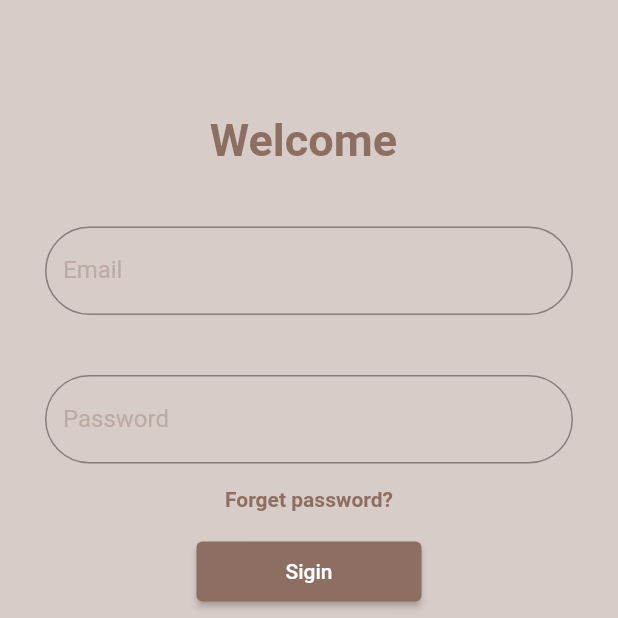
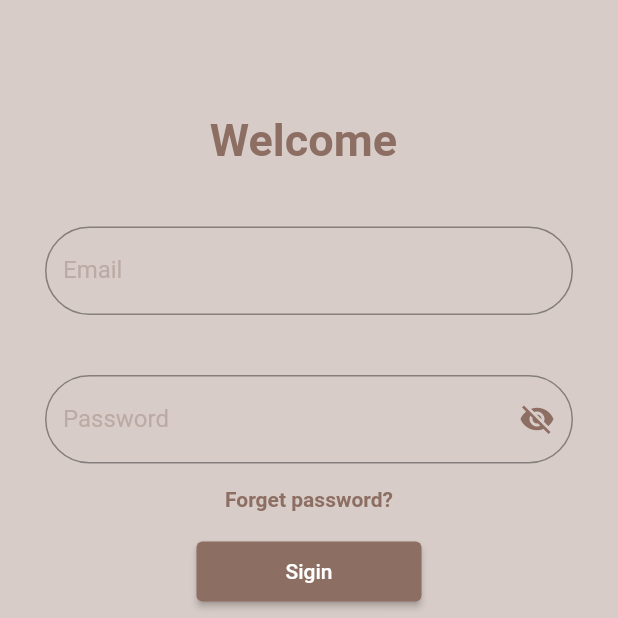
Before and after one commit to puskottampandey/SIgn-in-project, a Flutter app: the screen it shows after launch, on a phone screen of 412 x 824 dp, the top half of it. Run offline on Flutter 3.47's test engine with Material 2 defaults, Android fonts, the phone set to English and light mode, and no system bars; our stand-ins replace firebase_auth, firebase_core; accounts and stored records are empty.

Commit message:
visibility icon created

```diff
--- a/lib/authenticate/sign_in.dart
+++ b/lib/authenticate/sign_in.dart
@@ -12,6 +12,13 @@ class SignIn extends StatefulWidget {
 class _SignInState extends State<SignIn> {
   String email = "";
   String password = "";
+  bool _obscureText = true;
+  void visibletest() {
+    setState(() {
+      _obscureText = !_obscureText;
+    });
+  }
+
   @override
   Widget build(BuildContext context) {
     return Scaffold(
@@ -60,8 +67,15 @@ class _SignInState extends State<SignIn> {
                 TextFormField(
                   cursorHeight: 30,
                   cursorColor: Colors.brown.shade400,
-                  obscureText: true,
+                  obscureText: _obscureText,
                   decoration: InputDecoration(
+                    suffixIcon: IconButton(
+                      color: (Colors.brown.shade400),
+                      onPressed: visibletest,
+                      icon: Icon(_obscureText
+                          ? Icons.visibility_off
+                          : Icons.visibility),
+                    ),
                     focusedBorder: OutlineInputBorder(
                         borderRadius: BorderRadius.circular(32),
                         borderSide: BorderSide(color: Colors.brown.shade800)),
```
